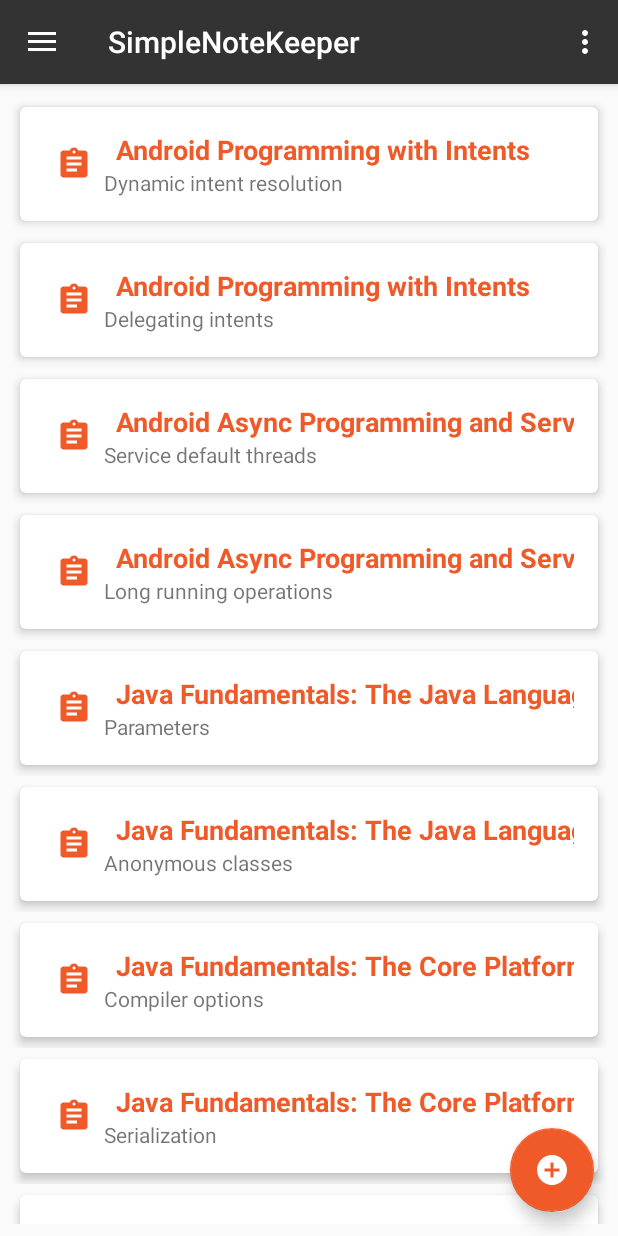
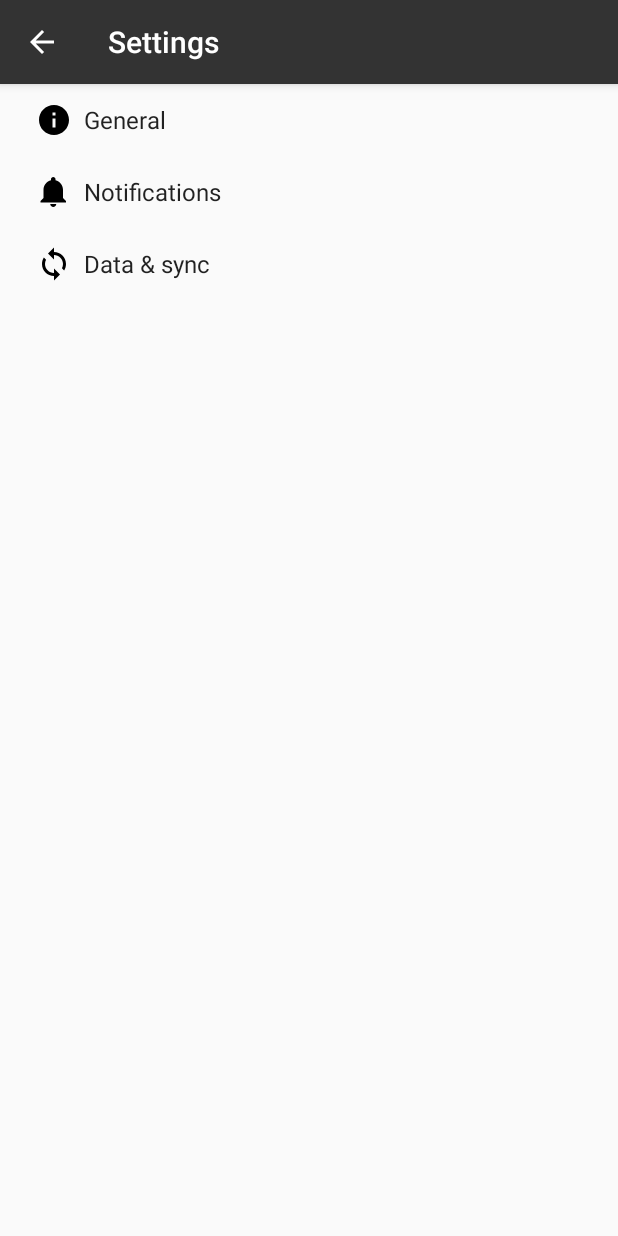
Before and after one commit to OlalKeith/Note-Keeper, an Android app: the screen it shows after launch (MainActivity before the commit, SettingsActivity after it), in the options menu, after a tap on "Settings", on a phone screen of 412 x 824 dp. Run offline under Robolectric (Android 15) with nearby library versions, the phone set to English and light mode, and no system bars.

Commit message:
Created settings screens and accessing sharedpreferences

```diff
--- a/app/build.gradle
+++ b/app/build.gradle
@@ -23,6 +23,7 @@ dependencies {
     implementation 'com.android.support:appcompat-v7:27.1.1'
     implementation 'com.android.support.constraint:constraint-layout:1.1.3'
     implementation 'com.android.support:design:27.1.1'
+    implementation 'com.android.support:support-v4:27.1.1'
     testImplementation 'junit:junit:4.12'
     androidTestImplementation 'com.android.support.test:runner:1.0.2'
     androidTestImplementation 'com.android.support.test.espresso:espresso-core:3.0.2'
--- /dev/null
+++ b/app/src/main/java/io/owuor91/simplenotekeeper/AppCompatPreferenceActivity.java
@@ -0,0 +1,109 @@
+package io.owuor91.simplenotekeeper;
+
+import android.content.res.Configuration;
+import android.os.Bundle;
+import android.preference.PreferenceActivity;
+import android.support.annotation.LayoutRes;
+import android.support.annotation.Nullable;
+import android.support.v7.app.ActionBar;
+import android.support.v7.app.AppCompatDelegate;
+import android.support.v7.widget.Toolbar;
+import android.view.MenuInflater;
+import android.view.View;
+import android.view.ViewGroup;
+
+/**
+ * A {@link android.preference.PreferenceActivity} which implements and proxies the necessary calls
+ * to be used with AppCompat.
+ */
+public abstract class AppCompatPreferenceActivity extends PreferenceActivity {
+
+    private AppCompatDelegate mDelegate;
+
+    @Override
+    protected void onCreate(Bundle savedInstanceState) {
+        getDelegate().installViewFactory();
+        getDelegate().onCreate(savedInstanceState);
+        super.onCreate(savedInstanceState);
+    }
+
+    @Override
+    protected void onPostCreate(Bundle savedInstanceState) {
+        super.onPostCreate(savedInstanceState);
+        getDelegate().onPostCreate(savedInstanceState);
+    }
+
+    public ActionBar getSupportActionBar() {
+        return getDelegate().getSupportActionBar();
+    }
+
+    public void setSupportActionBar(@Nullable Toolbar toolbar) {
+        getDelegate().setSupportActionBar(toolbar);
+    }
+
+    @Override
+    public MenuInflater getMenuInflater() {
+        return getDelegate().getMenuInflater();
+    }
+
+    @Override
+    public void setContentView(@LayoutRes int layoutResID) {
+        getDelegate().setContentView(layoutResID);
+    }
+
+    @Override
+    public void setContentView(View view) {
+        getDelegate().setContentView(view);
+    }
+
+    @Override
+    public void setContentView(View view, ViewGroup.LayoutParams params) {
+        getDelegate().setContentView(view, params);
+    }
+
+    @Override
+    public void addContentView(View view, ViewGroup.LayoutParams params) {
+        getDelegate().addContentView(view, params);
+    }
+
+    @Override
+    protected void onPostResume() {
+        super.onPostResume();
+        getDelegate().onPostResume();
+    }
+
+    @Override
+    protected void onTitleChanged(CharSequence title, int color) {
+        super.onTitleChanged(title, color);
+        getDelegate().setTitle(title);
+    }
+
+    @Override
+    public void onConfigurationChanged(Configuration newConfig) {
+        super.onConfigurationChanged(newConfig);
+        getDelegate().onConfigurationChanged(newConfig);
+    }
+
+    @Override
+    protected void onStop() {
+        super.onStop();
+        getDelegate().onStop();
+    }
+
+    @Override
+    protected void onDestroy() {
+        super.onDestroy();
+        getDelegate().onDestroy();
+    }
+
+    public void invalidateOptionsMenu() {
+        getDelegate().invalidateOptionsMenu();
+    }
+
+    private AppCompatDelegate getDelegate() {
+        if (mDelegate == null) {
+            mDelegate = AppCompatDelegate.create(this, null);
+        }
+        return mDelegate;
+    }
+}
--- a/app/src/main/java/io/owuor91/simplenotekeeper/MainActivity.java
+++ b/app/src/main/java/io/owuor91/simplenotekeeper/MainActivity.java
@@ -1,7 +1,9 @@
 package io.owuor91.simplenotekeeper;
 
 import android.content.Intent;
+import android.content.SharedPreferences;
 import android.os.Bundle;
+import android.preference.PreferenceManager;
 import android.support.design.widget.FloatingActionButton;
 import android.support.design.widget.Snackbar;
 import android.support.v7.widget.GridLayoutManager;
@@ -16,6 +18,7 @@ import android.support.v7.app.AppCompatActivity;
 import android.support.v7.widget.Toolbar;
 import android.view.Menu;
 import android.view.MenuItem;
+import android.widget.TextView;
 
 import java.util.List;
 
@@ -43,6 +46,10 @@ public class MainActivity extends AppCompatActivity
             }
         });
 
+        PreferenceManager.setDefaultValues(this, R.xml.pref_general, false);
+        PreferenceManager.setDefaultValues(this, R.xml.pref_notification, false);
+        PreferenceManager.setDefaultValues(this, R.xml.pref_data_sync, false);
+
         DrawerLayout drawer = (DrawerLayout) findViewById(R.id.drawer_layout);
         ActionBarDrawerToggle toggle = new ActionBarDrawerToggle(
                 this, drawer, toolbar, R.string.navigation_drawer_open, R.string.navigation_drawer_close);
@@ -60,6 +67,22 @@ public class MainActivity extends AppCompatActivity
         super.onResume();
 //        mAdapterNotes.notifyDataSetChanged();
         mNoteRecyclerAdapter.notifyDataSetChanged();
+        updateNavHeader();
+    }
+
+    private void updateNavHeader() {
+        NavigationView navigationView = (NavigationView) findViewById(R.id.nav_view);
+        View headerView = navigationView.getHeaderView(0);
+        TextView textUserName = (TextView)headerView.findViewById(R.id.text_user_name);
+        TextView textEmailAddress = (TextView)headerView.findViewById(R.id.text_email_address);
+
+        SharedPreferences pref = PreferenceManager.getDefaultSharedPreferences(this);
+        String userName = pref.getString("user_display_name", "");
+        String emailAddress = pref.getString("user_email_address", "");
+
+        textUserName.setText(userName);
+        textEmailAddress.setText(emailAddress);
+
     }
 
     private void initializeDisplayContent() {
@@ -125,6 +148,7 @@ public class MainActivity extends AppCompatActivity
 
         //noinspection SimplifiableIfStatement
         if (id == R.id.action_settings) {
+            startActivity(new Intent(this, SettingsActivity.class));
             return true;
         }
 
@@ -142,7 +166,8 @@ public class MainActivity extends AppCompatActivity
         } else if (id == R.id.nav_courses) {
             displayCourses();
             }  else if (id == R.id.nav_share) {
-            handleSelection("Don't you think you have shared enough");
+//            handleSelection("Don't you think you have shared enough");
+            handleShare();
             } else if (id == R.id.nav_send) {
             handleSelection("Send");
 
@@ -153,6 +178,14 @@ public class MainActivity extends AppCompatActivity
         return true;
     }
 
+    private void handleShare() {
+        View view = findViewById(R.id.list_items);
+        Snackbar.make(view, "Share to - " +
+                PreferenceManager.getDefaultSharedPreferences(this).getString("user_favorite_social", "") ,
+                Snackbar.LENGTH_LONG).show();
+
+    }
+
     private void handleSelection(String message) {
         View view = findViewById(R.id.list_items);
         Snackbar.make(view, message, Snackbar.LENGTH_LONG).show();
--- /dev/null
+++ b/app/src/main/res/drawable/ic_info_black_24dp.xml
@@ -0,0 +1,9 @@
+<vector xmlns:android="http://schemas.android.com/apk/res/android"
+    android:width="24dp"
+    android:height="24dp"
+    android:viewportWidth="24.0"
+    android:viewportHeight="24.0">
+    <path
+        android:fillColor="#FF000000"
+        android:pathData="M12,2C6.48,2 2,6.48 2,12s4.48,10 10,10 10,-4.48 10,-10S17.52,2 12,2zm1,15h-2v-6h2v6zm0,-8h-2V7h2v2z" />
+</vector>
--- /dev/null
+++ b/app/src/main/res/drawable/ic_notifications_black_24dp.xml
@@ -0,0 +1,9 @@
+<vector xmlns:android="http://schemas.android.com/apk/res/android"
+    android:width="24dp"
+    android:height="24dp"
+    android:viewportWidth="24.0"
+    android:viewportHeight="24.0">
+    <path
+        android:fillColor="#FF000000"
+        android:pathData="M11.5,22c1.1,0 2,-0.9 2,-2h-4c0,1.1 0.9,2 2,2zm6.5,-6v-5.5c0,-3.07 -2.13,-5.64 -5,-6.32V3.5c0,-0.83 -0.67,-1.5 -1.5,-1.5S10,2.67 10,3.5v0.68c-2.87,0.68 -5,3.25 -5,6.32V16l-2,2v1h17v-1l-2,-2z" />
+</vector>
--- /dev/null
+++ b/app/src/main/res/drawable/ic_sync_black_24dp.xml
@@ -0,0 +1,9 @@
+<vector xmlns:android="http://schemas.android.com/apk/res/android"
+    android:width="24dp"
+    android:height="24dp"
+    android:viewportWidth="24.0"
+    android:viewportHeight="24.0">
+    <path
+        android:fillColor="#FF000000"
+        android:pathData="M12 4V1L8 5l4 4V6c3.31 0 6 2.69 6 6 0 1.01,-.25 1.97,-.7 2.8l1.46 1.46C19.54 15.03 20 13.57 20 12c0,-4.42,-3.58,-8,-8,-8zm0 14c-3.31 0,-6,-2.69,-6,-6 0,-1.01.25,-1.97.7,-2.8L5.24 7.74C4.46 8.97 4 10.43 4 12c0 4.42 3.58 8 8 8v3l4,-4,-4,-4v3z" />
+</vector>
--- a/app/src/main/res/layout/nav_header_main.xml
+++ b/app/src/main/res/layout/nav_header_main.xml
@@ -21,6 +21,7 @@
         app:srcCompat="@mipmap/ic_launcher_round" />
 
     <TextView
+        android:id="@+id/text_user_name"
         android:layout_width="match_parent"
         android:layout_height="wrap_content"
         android:paddingTop="@dimen/nav_header_vertical_spacing"
@@ -28,7 +29,7 @@
         android:textAppearance="@style/TextAppearance.AppCompat.Body1" />
 
     <TextView
-        android:id="@+id/textView"
+        android:id="@+id/text_email_address"
         android:layout_width="wrap_content"
         android:layout_height="wrap_content"
         android:text="@string/nav_header_subtitle" />
--- a/app/src/main/res/values/strings.xml
+++ b/app/src/main/res/values/strings.xml
@@ -10,4 +10,92 @@
     <string name="nav_header_desc">Navigation header</string>
     <string name="note_title_hint">Note Title</string>
     <string name="note_text_hint">Note text</string>
+    <string name="title_activity_settings">Settings</string>
+
+    <!-- Strings related to Settings -->
+
+    <!-- Example General settings -->
+    <string name="pref_header_general">General</string>
+
+    <string name="pref_title_social_recommendations">Enable social recommendations</string>
+    <string name="pref_description_social_recommendations">Recommendations for people to contact
+        based on your message history
+    </string>
+
+    <string name="pref_title_display_name">Display name</string>
+    <string name="pref_default_display_name">Your Name</string>
+
+    <string name="pref_title_add_friends_to_messages">Add friends to messages</string>
+    <string-array name="pref_example_list_titles">
+        <item>Always</item>
+        <item>When possible</item>
+        <item>Never</item>
+    </string-array>
+    <string-array name="pref_example_list_values">
+        <item>1</item>
+        <item>0</item>
+        <item>-1</item>
+    </string-array>
+
+    <!-- Example settings for Data & Sync -->
+    <string name="pref_header_data_sync">Data &amp; sync</string>
+
+    <string name="pref_title_sync_frequency">Sync frequency</string>
+    <string-array name="pref_sync_frequency_titles">
+        <item>15 minutes</item>
+        <item>30 minutes</item>
+        <item>1 hour</item>
+        <item>3 hours</item>
+        <item>6 hours</item>
+        <item>Never</item>
+    </string-array>
+    <string-array name="pref_sync_frequency_values">
+        <item>15</item>
+        <item>30</item>
+        <item>60</item>
+        <item>180</item>
+        <item>360</item>
+        <item>-1</item>
+    </string-array>
+
+    <string-array name="list_preference_entries">
+        <item>Entry 1</item>
+        <item>Entry 2</item>
+        <item>Entry 3</item>
+    </string-array>
+
+    <string-array name="list_preference_entry_values">
+        <item>1</item>
+        <item>2</item>
+        <item>3</item>
+    </string-array>
+
+    <string-array name="multi_select_list_preference_default_value" />
+
+    <string name="pref_title_system_sync_settings">System sync settings</string>
+
+    <!-- Example settings for Notifications -->
+    <string name="pref_header_notifications">Notifications</string>
+
+    <string name="pref_title_new_message_notifications">New message notifications</string>
+
+    <string name="pref_title_ringtone">Ringtone</string>
+    <string name="pref_ringtone_silent">Silent</string>
+
+    <string name="pref_title_vibrate">Vibrate</string>
+    <string name="pref_title_email_address">Email address</string>
+    <string name="pref_default_email_address">Yourname@yourhost.com</string>
+    <string name="pref_title_favorite_social">favorite social network</string>
+    <string-array name="pref_entries_favorite_social">
+        <item>Google+</item>
+        <item>Facebook</item>
+        <item>Twitter</item>
+    </string-array>
+    <string-array name="pref_values_favorite_social">
+        <item>http://plus.google.com</item>
+        <item>http://facebook.com</item>
+        <item>http://twiiter.com</item>
+    </string-array>
+    <string name="pref_default_favorite_social">http://plus.google.com</string>
+
 </resources>
--- /dev/null
+++ b/app/src/main/res/xml/pref_data_sync.xml
@@ -0,0 +1,21 @@
+<PreferenceScreen xmlns:android="http://schemas.android.com/apk/res/android">
+
+    <!-- NOTE: Hide buttons to simplify the UI. Users can touch outside the dialog to
+         dismiss it. -->
+    <!-- NOTE: ListPreference's summary should be set to its value by the activity code. -->
+    <ListPreference
+        android:defaultValue="180"
+        android:entries="@array/pref_sync_frequency_titles"
+        android:entryValues="@array/pref_sync_frequency_values"
+        android:key="sync_frequency"
+        android:negativeButtonText="@null"
+        android:positiveButtonText="@null"
+        android:title="@string/pref_title_sync_frequency" />
+
+    <!-- This preference simply launches an intent when selected. Use this UI sparingly, per
+         design guidelines. -->
+    <Preference android:title="@string/pref_title_system_sync_settings">
+        <intent android:action="android.settings.SYNC_SETTINGS" />
+    </Preference>
+
+</PreferenceScreen>
--- /dev/null
+++ b/app/src/main/res/xml/pref_general.xml
@@ -0,0 +1,34 @@
+<PreferenceScreen xmlns:android="http://schemas.android.com/apk/res/android">
+
+    <!-- NOTE: EditTextPreference accepts EditText attributes. -->
+    <!-- NOTE: EditTextPreference's summary should be set to its value by the activity code. -->
+    <EditTextPreference
+        android:capitalize="words"
+        android:defaultValue="@string/pref_default_display_name"
+        android:inputType="textCapWords"
+        android:key="user_display_name"
+        android:maxLines="1"
+        android:selectAllOnFocus="true"
+        android:singleLine="true"
+        android:title="@string/pref_title_display_name" />
+
+    <!-- NOTE: Hide buttons to simplify the UI. Users can touch outside the dialog to
+         dismiss it. -->
+    <!-- NOTE: ListPreference's summary should be set to its value by the activity code. -->
+    <EditTextPreference
+        android:defaultValue="@string/pref_default_email_address"
+        android:inputType="textEmailAddress"
+        android:key="user_email_address"
+        android:selectAllOnFocus="true"
+        android:singleLine="true"
+        android:title="@string/pref_title_email_address" />
+    <ListPreference
+        android:defaultValue="@string/pref_default_favorite_social"
+        android:entries="@array/pref_entries_favorite_social"
+        android:entryValues="@array/pref_values_favorite_social"
+        android:key="user_favorite_social"
+        android:negativeButtonText="@null"
+        android:positiveButtonText="@null"
+        android:title="@string/pref_title_favorite_social" />
+
+</PreferenceScreen>
--- /dev/null
+++ b/app/src/main/res/xml/pref_headers.xml
@@ -0,0 +1,20 @@
+<preference-headers xmlns:android="http://schemas.android.com/apk/res/android">
+
+    <!-- These settings headers are only used on tablets. -->
+
+    <header
+        android:fragment="io.owuor91.simplenotekeeper.SettingsActivity$GeneralPreferenceFragment"
+        android:icon="@drawable/ic_info_black_24dp"
+        android:title="@string/pref_header_general" />
+
+    <header
+        android:fragment="io.owuor91.simplenotekeeper.SettingsActivity$NotificationPreferenceFragment"
+        android:icon="@drawable/ic_notifications_black_24dp"
+        android:title="@string/pref_header_notifications" />
+
+    <header
+        android:fragment="io.owuor91.simplenotekeeper.SettingsActivity$DataSyncPreferenceFragment"
+        android:icon="@drawable/ic_sync_black_24dp"
+        android:title="@string/pref_header_data_sync" />
+
+</preference-headers>
--- /dev/null
+++ b/app/src/main/res/xml/pref_notification.xml
@@ -0,0 +1,27 @@
+<PreferenceScreen xmlns:android="http://schemas.android.com/apk/res/android">
+
+    <!-- A 'parent' preference, which enables/disables child preferences (below)
+         when checked/unchecked. -->
+    <SwitchPreference
+        android:defaultValue="true"
+        android:key="notifications_new_message"
+        android:title="@string/pref_title_new_message_notifications" />
+
+    <!-- Allows the user to choose a ringtone in the 'notification' category. -->
+    <!-- NOTE: This preference will be enabled only when the checkbox above is checked. -->
+    <!-- NOTE: RingtonePreference's summary should be set to its value by the activity code. -->
+    <RingtonePreference
+        android:defaultValue="content://settings/system/notification_sound"
+        android:dependency="notifications_new_message"
+        android:key="notifications_new_message_ringtone"
+        android:ringtoneType="notification"
+        android:title="@string/pref_title_ringtone" />
+
+    <!-- NOTE: This preference will be enabled only when the checkbox above is checked. -->
+    <SwitchPreference
+        android:defaultValue="true"
+        android:dependency="notifications_new_message"
+        android:key="notifications_new_message_vibrate"
+        android:title="@string/pref_title_vibrate" />
+
+</PreferenceScreen>
```
Also changed, not shown: app/src/main/AndroidManifest.xml (+10 -6 lines), app/src/main/java/io/owuor91/simplenotekeeper/SettingsActivity.java (added, +268 -0 lines).
